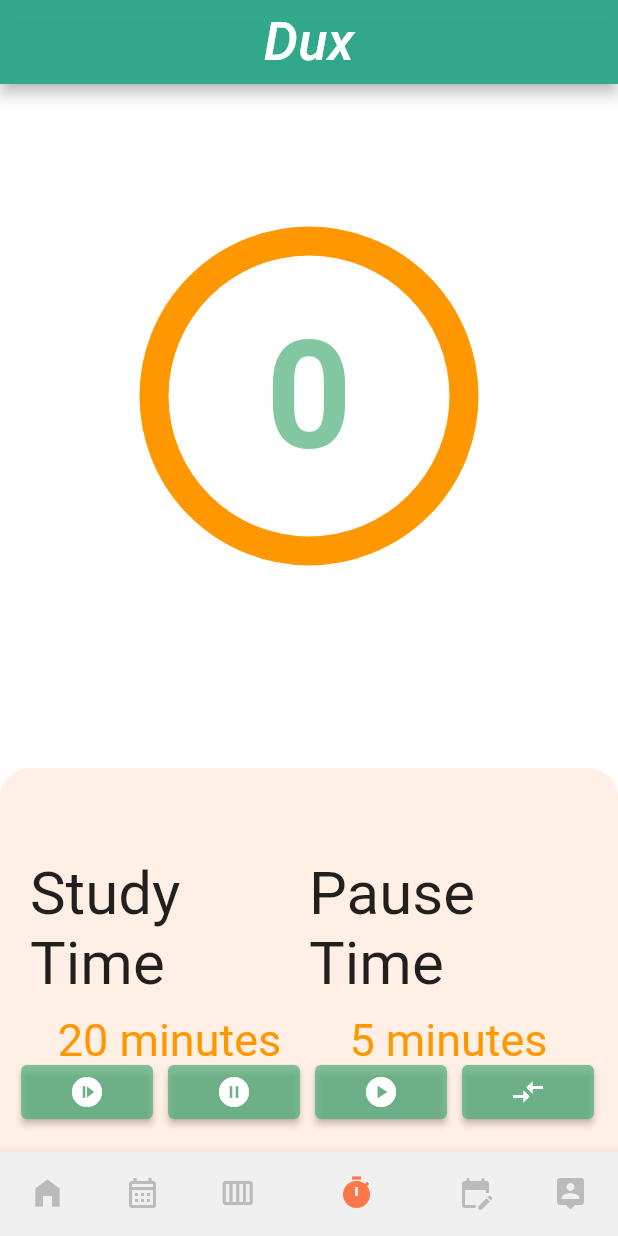
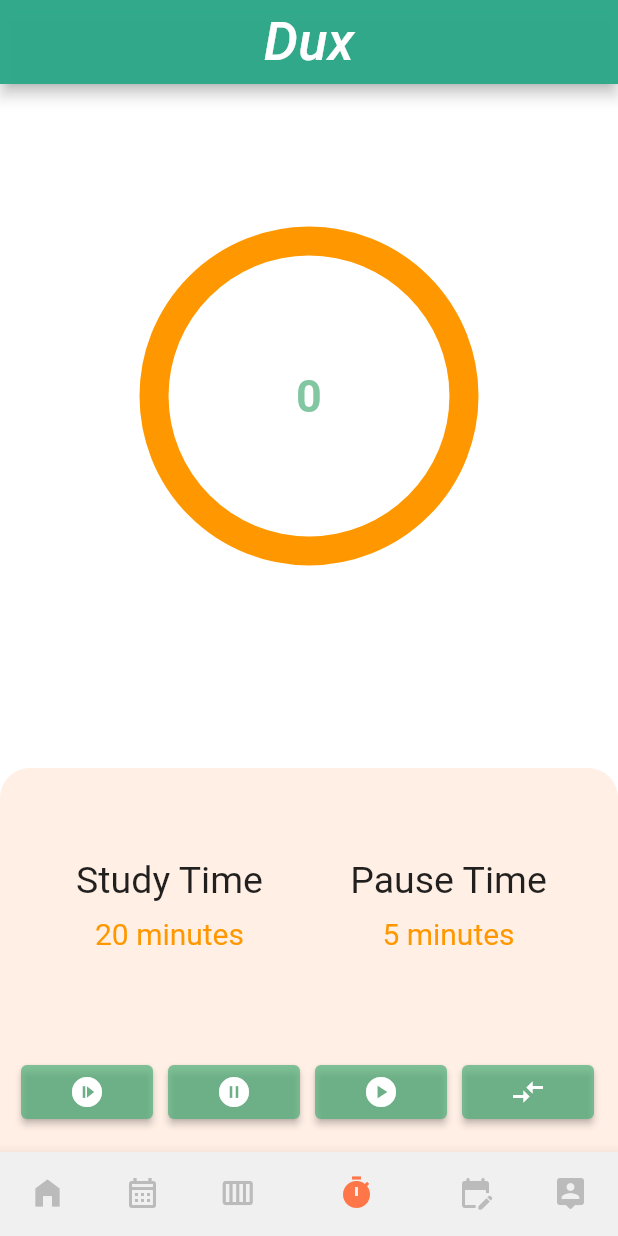
Before and after one commit to Raqsf/Dux_ICM, a Flutter app: the screen it shows after launch, item 4 of the bottom bar chosen, on a phone screen of 412 x 824 dp. Run offline on Flutter 3.47's test engine with Material 2 defaults, Android fonts, the phone set to English and light mode, and no system bars; drawn by our look-alikes of circular_countdown_timer; our stand-ins replace email_validator, image_picker, percent_indicator, shared_preferences, sqflite, string_validator and 2 more; missing offline and left inert: dart:html; accounts and stored records are empty; Roboto replaces fonts that are missing (Hind).

Commit message:
pomodoro problema

```diff
--- a/dux/lib/pages/Pomodoro_Data/Pomodoro.dart
+++ b/dux/lib/pages/Pomodoro_Data/Pomodoro.dart
@@ -50,7 +50,7 @@ class _PomodoroState extends State<Pomodoro> {
                   strokeWidth: 20.0,
                   strokeCap: StrokeCap.round,
                   textStyle: const TextStyle(
-                    fontSize: 100.0,
+                    fontSize: 30.0,
                     color: Color.fromARGB(178, 76, 175, 120),
                     fontWeight: FontWeight.bold,
                   ),
@@ -79,7 +79,7 @@ class _PomodoroState extends State<Pomodoro> {
                                     Text(
                                       "Study Time",
                                       style: TextStyle(
-                                        fontSize: 40.0,
+                                        fontSize: 25.0,
                                       ),
                                     ),
                                     SizedBox(
@@ -88,7 +88,7 @@ class _PomodoroState extends State<Pomodoro> {
                                     Text(
                                       "20 minutes",
                                       style: TextStyle(
-                                          fontSize: 30.0, color: Colors.orange),
+                                          fontSize: 20.0, color: Colors.orange),
                                     ),
                                   ],
                                 ),
@@ -99,7 +99,7 @@ class _PomodoroState extends State<Pomodoro> {
                                     Text(
                                       "Pause Time",
                                       style: TextStyle(
-                                        fontSize: 40.0,
+                                        fontSize: 25.0,
                                       ),
                                     ),
                                     SizedBox(
@@ -108,7 +108,7 @@ class _PomodoroState extends State<Pomodoro> {
                                     Text(
                                       "5 minutes",
                                       style: TextStyle(
-                                          fontSize: 30.0, color: Colors.orange),
+                                          fontSize: 20.0, color: Colors.orange),
                                     ),
                                   ],
                                 ),
--- a/dux/lib/pages/Schedule_Data/schedule.dart
+++ b/dux/lib/pages/Schedule_Data/schedule.dart
@@ -71,9 +71,9 @@ class _SchedulePageState extends State<Schedule> {
 
     return Scaffold(
         body: Container(
-            child: SingleChildScrollView(
-      scrollDirection: Axis.horizontal,
-      child: Column(children: <Widget>[
+      //       child: SingleChildScrollView(
+      // scrollDirection: Axis.horizontal,
+      child: ListView(children: <Widget>[
         SizedBox(height: 40.0),
         Expanded(
             child: Row(
@@ -252,7 +252,7 @@ class _SchedulePageState extends State<Schedule> {
           ],
         )),
       ]),
-    )));
+    ));
   }
 
   // Widget builds the display item with the proper formatting to display the user's info
```
